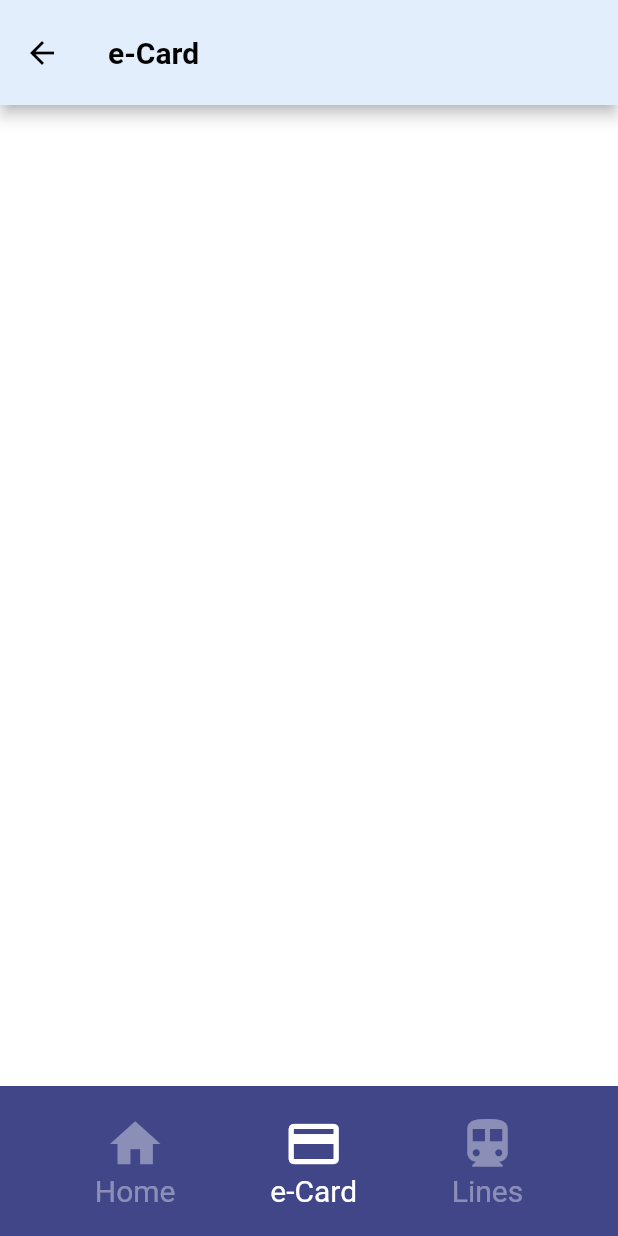
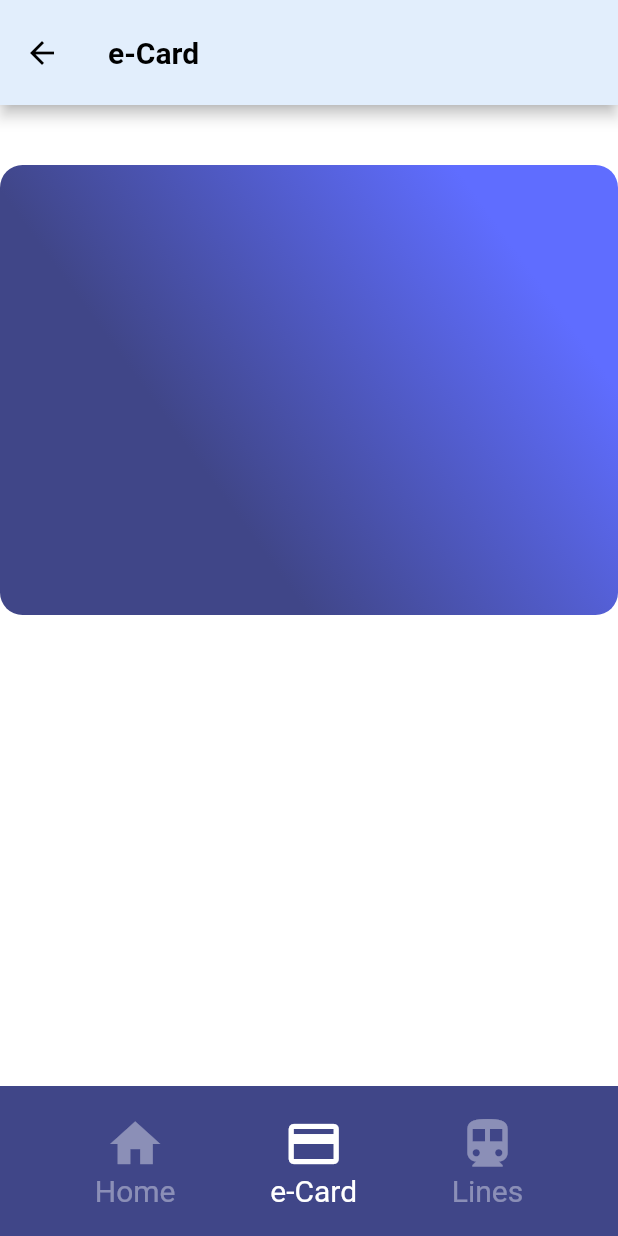
Before and after one commit to francesctr4/FlutterAppProject, a Flutter app: the ECardScreen screen opened by its route, on a phone screen of 412 x 824 dp. Run offline on Flutter 3.47's test engine with Material 2 defaults, Android fonts, the phone set to English and light mode, and no system bars.

Commit message:
Modifications on some files symbols + Ecard widget

```diff
--- a/flutter_app_project/project_source/lib/screens/e_card_screen.dart
+++ b/flutter_app_project/project_source/lib/screens/e_card_screen.dart
@@ -1,5 +1,8 @@
 import 'package:flutter/material.dart';
-import 'package:project_source/widgets/bottom_bar.dart';
+import 'package:project_source/models/ecard_class.dart';
+import 'package:project_source/widgets/bottom_bar_widget.dart';
+
+import '../widgets/ecard_widget.dart';
 
 class ECardScreen extends StatelessWidget {
   const ECardScreen({super.key});
@@ -17,13 +20,33 @@ class ECardScreen extends StatelessWidget {
         toolbarHeight: 70,
         backgroundColor: const Color.fromRGBO(226, 238, 252, 1),
         foregroundColor: Colors.black,
-          leading: null),
+        leading: null,
+      ),
       backgroundColor: Colors.white,
       body: Stack(
         children: [
           Align(
+            alignment: Alignment.topCenter,
+            child: Padding(
+              padding: const EdgeInsets.only(top: 40),
+              child: EcardWidget(
+                ecard: Ecard(
+                  name: "Francesc",
+                  firstSurname: "Teruel",
+                  secondSurname: "Rodríguez",
+                  state: true,
+                  profile: "Youth",
+                  expiry: "10/24/2033",
+                  uid: "004 127 925HJ",
+                  titleCharged: "e-Youth",
+                  validity: "December 16th",
+                ),
+              ),
+            ),
+          ),
+          Align(
             alignment: Alignment.bottomCenter,
-            child: BottomBar(
+            child: BottomBarWidget(
               highlighted: "e-Card",
             ),
           ),
--- a/flutter_app_project/project_source/lib/screens/home_screen.dart
+++ b/flutter_app_project/project_source/lib/screens/home_screen.dart
@@ -1,5 +1,5 @@
 import 'package:flutter/material.dart';
-import 'package:project_source/widgets/bottom_bar.dart';
+import 'package:project_source/widgets/bottom_bar_widget.dart';
 
 class HomeScreen extends StatelessWidget {
   const HomeScreen({super.key});
@@ -24,7 +24,7 @@ class HomeScreen extends StatelessWidget {
         children: [
           Align(
             alignment: Alignment.bottomCenter,
-            child: BottomBar(
+            child: BottomBarWidget(
               highlighted: "Home",
             ),
           ),
--- a/flutter_app_project/project_source/lib/screens/lines_screen.dart
+++ b/flutter_app_project/project_source/lib/screens/lines_screen.dart
@@ -1,6 +1,6 @@
 import 'package:flutter/material.dart';
 
-import '../widgets/bottom_bar.dart';
+import '../widgets/bottom_bar_widget.dart';
 
 class LinesScreen extends StatelessWidget {
   const LinesScreen({super.key});
@@ -55,7 +55,7 @@ class LinesScreen extends StatelessWidget {
           ),
           Align(
             alignment: Alignment.bottomCenter,
-            child: BottomBar(
+            child: BottomBarWidget(
               highlighted: "Lines",
             ),
           ),
--- a/flutter_app_project/project_source/lib/widgets/bottom_bar.dart
+++ b/flutter_app_project/project_source/lib/widgets/bottom_bar_widget.dart
@@ -1,7 +1,7 @@
 import 'package:flutter/material.dart';
 
-class BottomBar extends StatelessWidget {
-  BottomBar({
+class BottomBarWidget extends StatelessWidget {
+  BottomBarWidget({
     super.key,
     this.highlighted,
   });
--- /dev/null
+++ b/flutter_app_project/project_source/lib/widgets/ecard_widget.dart
@@ -0,0 +1,30 @@
+import 'package:flutter/material.dart';
+import 'package:project_source/models/ecard_class.dart';
+
+class EcardWidget extends StatelessWidget {
+  const EcardWidget({
+    super.key,
+    required this.ecard,
+  });
+
+  final Ecard ecard;
+
+  @override
+  Widget build(BuildContext context) {
+    return Container(
+      width: 450,
+      height: 300,
+      decoration: BoxDecoration(
+        borderRadius: BorderRadius.circular(15),
+        gradient: const LinearGradient(
+          begin: Alignment(0.0, 1.0),
+          end: Alignment(1.0, 0.0),
+          colors: <Color>[
+            Color.fromRGBO(64, 70, 136, 1),
+            Color.fromRGBO(95, 109, 255, 1),
+          ],
+        ),
+      ),
+    );
+  }
+}
```
Lines whose indentation alone changed are shown as unchanged.
